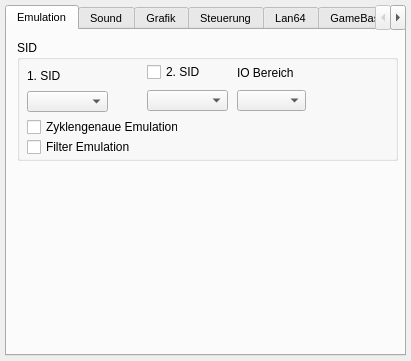
ThKattanek/emu64, file setup_window.ui: the form before one commit.
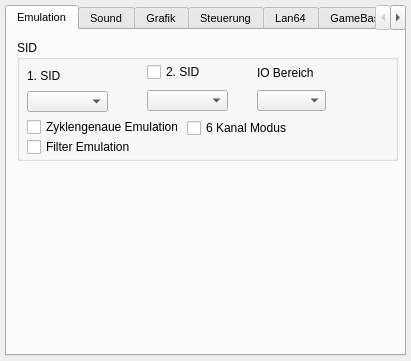
The form after the commit.

Commit message: [ticket#91] Der Stereo SID hat noch einen 6 Channel Mode dazu bekommen. Also beide SIDs sind links und rechts zu hören. Also Mono mit 6 Voices.

The edit to the form file:
```diff
--- a/setup_window.ui
+++ b/setup_window.ui
@@ -89,7 +89,7 @@
      <widget class="QComboBox" name="SecondSidAddress">
       <property name="geometry">
        <rect>
-        <x>220</x>
+        <x>240</x>
         <y>50</y>
         <width>69</width>
         <height>21</height>
@@ -101,7 +101,7 @@
        <rect>
         <x>10</x>
         <y>25</y>
-        <width>47</width>
+        <width>81</width>
         <height>21</height>
        </rect>
       </property>
@@ -114,7 +114,7 @@
        <rect>
         <x>130</x>
         <y>22</y>
-        <width>70</width>
+        <width>81</width>
         <height>20</height>
        </rect>
       </property>
@@ -125,7 +125,7 @@
      <widget class="QLabel" name="sid_io_label">
       <property name="geometry">
        <rect>
-        <x>220</x>
+        <x>240</x>
         <y>25</y>
         <width>61</width>
         <height>16</height>
@@ -161,6 +161,19 @@
        <string>Filter Emulation</string>
       </property>
      </widget>
+     <widget class="QCheckBox" name="Sid6ChannelMode">
+      <property name="geometry">
+       <rect>
+        <x>170</x>
+        <y>80</y>
+        <width>101</width>
+        <height>16</height>
+       </rect>
+      </property>
+      <property name="text">
+       <string>6 Kanal Modus</string>
+      </property>
+     </widget>
     </widget>
    </widget>
    <widget class="QWidget" name="SoundTab">
```
Left out of the diff: 2 changed lines with no effect on the pictures. The commit also changes 4 other files.
